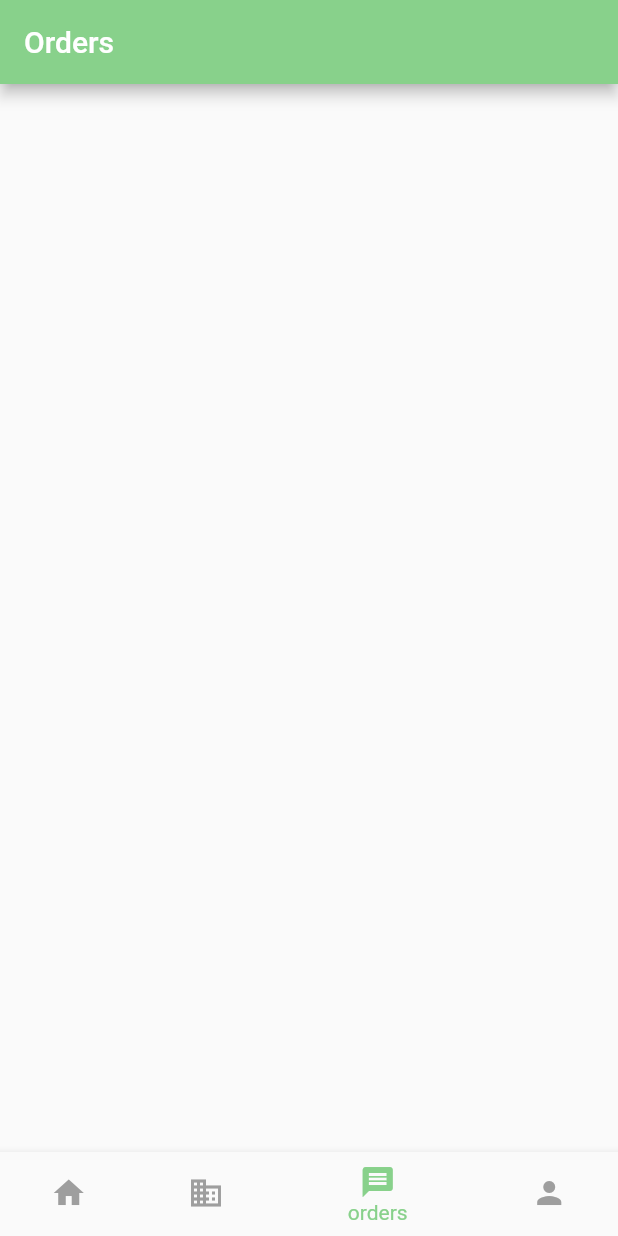
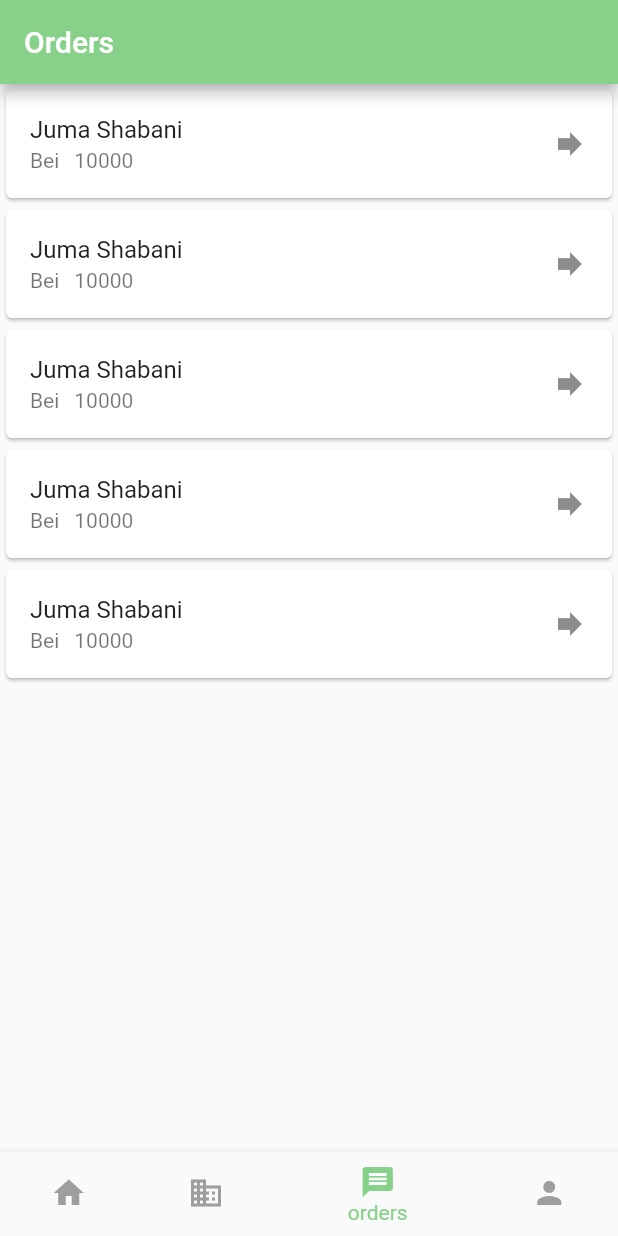
Before and after one commit to zuberypima/GulioApp, a Flutter app: the screen it shows after launch, item 3 of the bottom bar chosen, on a phone screen of 412 x 824 dp. Run offline on Flutter 3.47's test engine with Material 2 defaults, Android fonts, the phone set to English and light mode, and no system bars; our stand-ins replace cloud_firestore, firebase_auth, firebase_core, image_picker; accounts and stored records are empty.

Commit message:
update done

```diff
--- a/lib/main.dart
+++ b/lib/main.dart
@@ -3,8 +3,11 @@
 import 'package:firebase_core/firebase_core.dart';
 import 'package:flutter/material.dart';
 import 'package:gulio/providers/userdata.dart';
+import 'package:gulio/screens/authscreens/accounttypepage.dart';
 import 'package:gulio/screens/authscreens/loginpage.dart';
 import 'package:gulio/screens/homepage.dart';
+import 'package:gulio/screens/orders.dart';
+import 'package:gulio/screens/postScreen.dart';
 import 'package:gulio/screens/profilescreen.dart';
 import 'package:gulio/screens/select_crop_page.dart';
 import 'package:provider/provider.dart';
@@ -12,7 +15,8 @@ import 'package:provider/provider.dart';
 void main() async{
   WidgetsFlutterBinding.ensureInitialized();
   await Firebase.initializeApp();
-  runApp(MultiProvider(providers: [
+  runApp(
+    MultiProvider(providers: [
        ChangeNotifierProvider(create: (_)=>UserDetails())
   ],
   child: MyApp(),
@@ -27,7 +31,16 @@ class MyApp extends StatelessWidget {
 
     return MaterialApp(
       debugShowCheckedModeBanner: false,
-      home:HomePage(),
+      initialRoute: '/',
+      routes: {
+        '/':(context)=> HomePage(),
+        'profile':(context)=>ProfileScreen(),
+        'postscreen':(context) => PostPage(),
+        'cropchoice':(context)=>SelecteCropPage(),
+        'login':(context) => LoginPage(),
+        'register':(context) =>SelectAccountType(),
+        'order':(context) => Orders(),
+      },
     );
   }
 }
--- a/lib/screens/orders.dart
+++ b/lib/screens/orders.dart
@@ -16,6 +16,19 @@ class _OrdersState extends State<Orders> {
         backgroundColor: ConstantsColors().mainColor(),
         title: Text('Orders'),
       ),
+      body: ListView.builder(
+        itemCount: 5,
+        itemBuilder: (BuildContext context, int index) {
+          return Card(
+            child: ListTile(
+             minVerticalPadding: 5.0,
+              title: Text('Juma Shabani'),
+              subtitle: Row(children: [Text('Bei'),SizedBox(width: 10,),Text('10000')],),
+              trailing: Icon(Icons.forward),
+            ),
+          );
+        },
+      ),
     );
   }
 }
```
